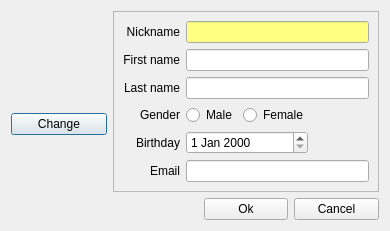
Above: GuiEditVCard.ui from hwgao/beebeep before the change. Below: the same form after it.
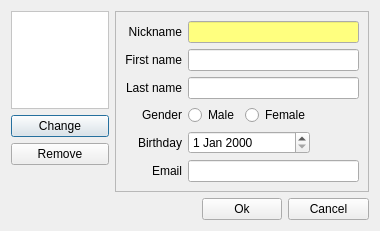
That is the form after the change.

Commit message: VCard completed Tips added

The edit to the form file:
```diff
--- a/GuiEditVCard.ui
+++ b/GuiEditVCard.ui
@@ -6,7 +6,7 @@
    <rect>
     <x>0</x>
     <y>0</y>
-    <width>390</width>
+    <width>380</width>
     <height>217</height>
    </rect>
   </property>
@@ -24,18 +24,85 @@
      </property>
      <property name="minimumSize">
       <size>
-       <width>96</width>
-       <height>96</height>
+       <width>98</width>
+       <height>98</height>
       </size>
      </property>
      <property name="maximumSize">
       <size>
-       <width>96</width>
-       <height>96</height>
+       <width>98</width>
+       <height>98</height>
       </size>
      </property>
+     <property name="palette">
+      <palette>
+       <active>
+        <colorrole role="Base">
+         <brush brushstyle="SolidPattern">
+          <color alpha="255">
+           <red>255</red>
+           <green>255</green>
+           <blue>255</blue>
+          </color>
+         </brush>
+        </colorrole>
+        <colorrole role="Window">
+         <brush brushstyle="SolidPattern">
+          <color alpha="255">
+           <red>255</red>
+           <green>255</green>
+           <blue>255</blue>
+          </color>
+         </brush>
+        </colorrole>
+       </active>
+       <inactive>
+        <colorrole role="Base">
+         <brush brushstyle="SolidPattern">
+          <color alpha="255">
+           <red>255</red>
+           <green>255</green>
+           <blue>255</blue>
+          </color>
+         </brush>
+        </colorrole>
+        <colorrole role="Window">
+         <brush brushstyle="SolidPattern">
+          <color alpha="255">
+           <red>255</red>
+           <green>255</green>
+           <blue>255</blue>
+          </color>
+         </brush>
+        </colorrole>
+       </inactive>
+       <disabled>
+        <colorrole role="Base">
+         <brush brushstyle="SolidPattern">
+          <color alpha="255">
+           <red>255</red>
+           <green>255</green>
+           <blue>255</blue>
+          </color>
+         </brush>
+        </colorrole>
+        <colorrole role="Window">
+         <brush brushstyle="SolidPattern">
+          <color alpha="255">
+           <red>255</red>
+           <green>255</green>
+           <blue>255</blue>
+          </color>
+         </brush>
+        </colorrole>
+       </disabled>
+      </palette>
+     </property>
+     <property name="autoFillBackground">
+      <bool>true</bool>
+     </property>
      <property name="frameShape">
-      <enum>QFrame::NoFrame</enum>
+      <enum>QFrame::StyledPanel</enum>
      </property>
      <property name="frameShadow">
       <enum>QFrame::Plain</enum>
@@ -45,7 +112,7 @@
      </property>
     </widget>
    </item>
-   <item row="0" column="1" rowspan="3" colspan="3">
+   <item row="0" column="1" rowspan="4" colspan="3">
     <widget class="QFrame" name="mp_frame">
      <property name="frameShape">
       <enum>QFrame::StyledPanel</enum>
@@ -227,6 +294,16 @@
     </widget>
    </item>
    <item row="2" column="0">
+    <widget class="QPushButton" name="mp_pbRemovePhoto">
+     <property name="toolTip">
+      <string>Remove photo</string>
+     </property>
+     <property name="text">
+      <string>Remove</string>
+     </property>
+    </widget>
+   </item>
+   <item row="3" column="0">
     <spacer name="verticalSpacer">
      <property name="orientation">
       <enum>Qt::Vertical</enum>
@@ -239,7 +316,7 @@
      </property>
     </spacer>
    </item>
-   <item row="3" column="0" colspan="2">
+   <item row="4" column="0" colspan="2">
     <spacer name="horizontalSpacer">
      <property name="orientation">
       <enum>Qt::Horizontal</enum>
@@ -252,14 +329,14 @@
      </property>
     </spacer>
    </item>
-   <item row="3" column="2">
+   <item row="4" column="2">
     <widget class="QPushButton" name="mp_pbOk">
      <property name="text">
       <string>Ok</string>
      </property>
     </widget>
    </item>
-   <item row="3" column="3">
+   <item row="4" column="3">
     <widget class="QPushButton" name="mp_pbCancel">
      <property name="text">
       <string>Cancel</string>
```
Left out of the diff: 29 changed lines with no effect on the pictures. The commit also changes 22 other files.
